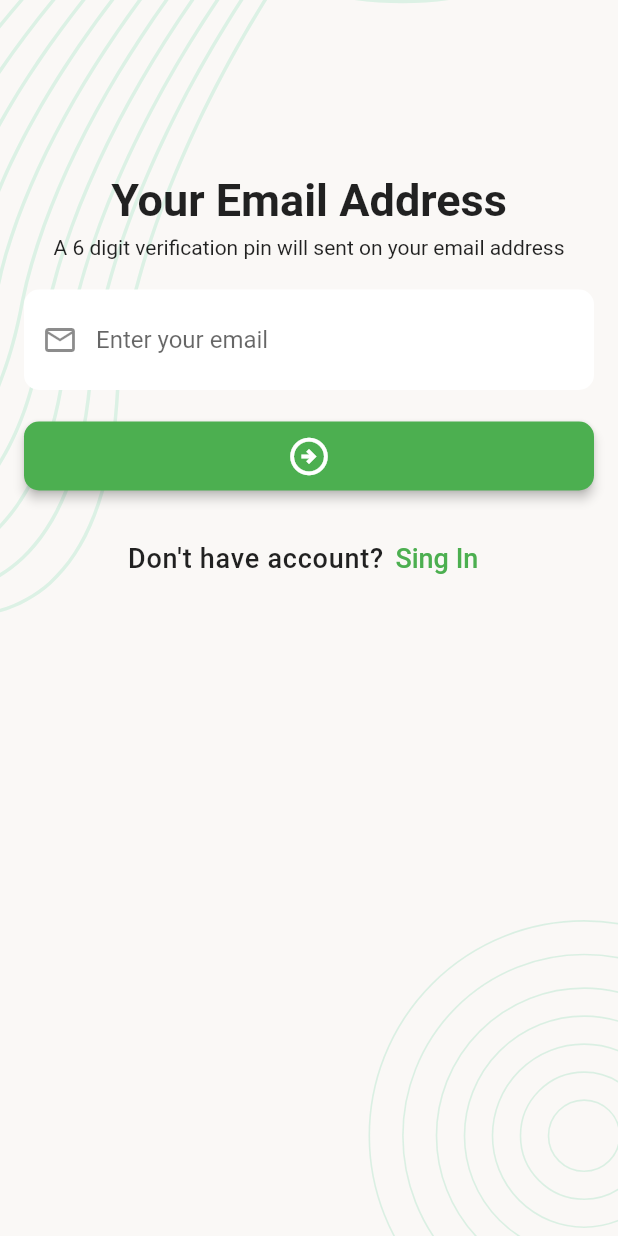
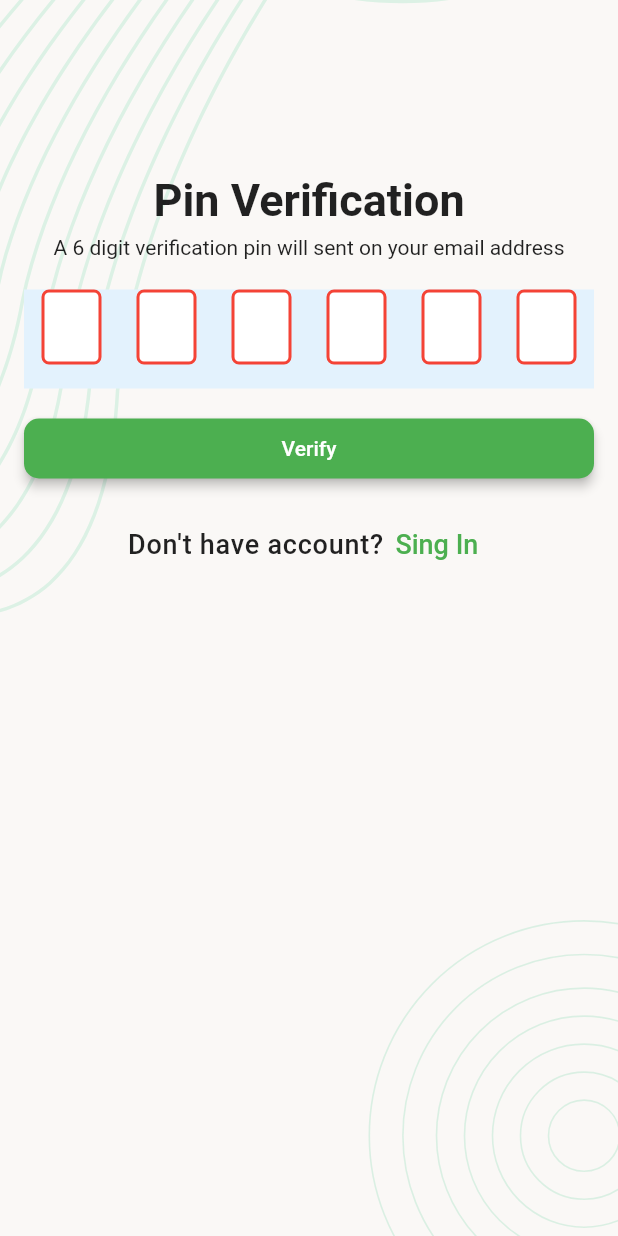
Before and after one commit to moniruzzaman76/Task-Manager-App, a Flutter app: the EmailVerificationScreen screen opened directly, after a tap on the "arrow circle right" icon, on a phone screen of 412 x 824 dp. Run offline on Flutter 3.47's test engine with Material 2 defaults, Android fonts, the phone set to English and light mode, and no system bars; drawn by our look-alikes of pin_code_fields; our stand-ins replace flutter_svg.

Commit message:
Complete otp verification and reset password screen ui

```diff
--- a/lib/ui/screen/email_verification_screen.dart
+++ b/lib/ui/screen/email_verification_screen.dart
@@ -1,6 +1,5 @@
-import 'package:flutter/cupertino.dart';
 import 'package:flutter/material.dart';
-
+import 'package:task_manager/ui/screen/pin_verification_screen.dart';
 import '../../widgets/background_images.dart';
 
 class EmailVerificationScreen extends StatefulWidget {
@@ -50,7 +49,9 @@ class _EmailVerificationScreenState extends State<EmailVerificationScreen> {
                     SizedBox(
                       width: double.infinity,
                       child: ElevatedButton(
-                          onPressed: (){},
+                          onPressed: (){
+                            Navigator.push(context, MaterialPageRoute(builder: (context)=>PinVerificationScreen()));
+                          },
                           child: const Icon(Icons.arrow_circle_right_outlined,size: 30,)
                       ),
                     ),
--- a/lib/ui/screen/login_screen.dart
+++ b/lib/ui/screen/login_screen.dart
@@ -45,6 +45,7 @@ class _LoginScreenState extends State<LoginScreen> {
 
                     TextFormField(
                       controller: _passwordEditingController,
+                      obscureText: true,
                       decoration: const InputDecoration(
                         hintText: "Enter your password",
                         prefixIcon: Icon(Icons.lock_clock_outlined),
--- /dev/null
+++ b/lib/ui/screen/pin_verification_screen.dart
@@ -0,0 +1,127 @@
+import 'package:flutter/material.dart';
+import 'package:task_manager/ui/screen/Reset_password_screen.dart';
+import 'package:task_manager/ui/screen/login_screen.dart';
+import '../../widgets/background_images.dart';
+import 'package:pin_code_fields/pin_code_fields.dart';
+
+class PinVerificationScreen extends StatefulWidget {
+  const PinVerificationScreen({Key? key}) : super(key: key);
+
+  @override
+  State<PinVerificationScreen> createState() => _PinVerificationScreenState();
+}
+
+class _PinVerificationScreenState extends State<PinVerificationScreen> {
+
+  final TextEditingController _pinVerificationEditingController= TextEditingController();
+
+
+  @override
+  Widget build(BuildContext context) {
+    return Scaffold(
+      body: SafeArea(
+       child:  SafeArea(
+         child: ScreenBackGround(
+             child: SingleChildScrollView(
+               child: Padding(
+                 padding: const EdgeInsets.all(16.0),
+                 child: Column(
+                   mainAxisAlignment: MainAxisAlignment.center,
+                   crossAxisAlignment: CrossAxisAlignment.center,
+                   children: [
+                     const SizedBox(height: 100,),
+                     Text("Pin Verification",
+                       style: Theme.of(context).textTheme.titleLarge,),
+
+                     const SizedBox(height:6,),
+
+                     Text("A 6 digit verification pin will sent on your email address",
+                       style: Theme.of(context).textTheme.bodyMedium,),
+
+                     const SizedBox(height: 20,),
+
+                     PinCodeTextField(
+                       mainAxisAlignment: MainAxisAlignment.spaceAround,
+                       appContext: context,
+                       length: 6,
+                       obscureText: false,
+                       cursorColor: Colors.green,
+                       animationType: AnimationType.fade,
+                       keyboardType: TextInputType.phone,
+                       pinTheme: PinTheme(
+                         shape: PinCodeFieldShape.box,
+                         borderRadius: BorderRadius.circular(5),
+                         fieldHeight: 50,
+                         fieldWidth: 40,
+                         activeFillColor: Colors.white,
+                         activeColor: Colors.white,
+                         inactiveColor: Colors.red,
+                         selectedColor: Colors.green,
+                         selectedFillColor: Colors.white,
+                         inactiveFillColor: Colors.white,
+                       ),
+                       animationDuration: const Duration(milliseconds: 300),
+                       backgroundColor: Colors.blue.shade50,
+                       enableActiveFill: true,
+                       controller: _pinVerificationEditingController,
+                       onCompleted: (v) {
+                         print("Completed");
+                       },
+                       onChanged: (value) {
+                         print(value);
+                         setState(() {});
+                       },
+                       beforeTextPaste: (text) {
+                         print("Allowing to paste $text");
+                         //if you return true then it will show the paste confirmation dialog. Otherwise if false, then nothing will happen.
+                         //but you can show anything you want here, like your pop up saying wrong paste format or etc
+                         return true;
+                       },
+                     ),
+
+                     const SizedBox(height: 20,),
+
+                     SizedBox(
+                       height: 40,
+                       width: double.infinity,
+                       child: ElevatedButton(
+                           onPressed: (){
+                             Navigator.push(context,
+                                 MaterialPageRoute(builder: (context)=>const ResetPasswordScreen()));
+                           },
+                           child: const Text("Verify"),
+                       ),
+                     ),
+
+                     const SizedBox(height: 20,),
+
+                     Row(
+                       mainAxisAlignment: MainAxisAlignment.center,
+                       children: [
+                         const Text("Don't have account?",style: TextStyle(
+                             fontSize: 18,
+                             fontWeight: FontWeight.w500,
+                             letterSpacing: 0.5
+                         ),),
+
+                         TextButton(onPressed: (){
+                           Navigator.pushAndRemoveUntil(context,
+                               MaterialPageRoute(builder: (context)=>const LoginScreen()),
+                                   (route) => false);
+                         },
+                           child: const Text("Sing In",style: TextStyle(
+                             fontSize: 18,
+                           ),),
+                         )
+                       ],
+                     )
+                   ],
+                 ),
+               ),
+             )
+         ),
+       ),
+      ),
+    );
+  }
+}
--- a/pubspec.yaml
+++ b/pubspec.yaml
@@ -47,6 +47,7 @@ dev_dependencies:
   # rules and activating additional ones.
   flutter_lints: ^2.0.0
   flutter_svg: ^2.0.7
+  pin_code_fields: ^8.0.1
 
 # For information on the generic Dart part of this file, see the
 # following page: https://dart.dev/tools/pub/pubspec
```
Also changed, not shown: lib/ui/screen/Reset_password_screen.dart (added, +101 -0 lines), pubspec.lock.
